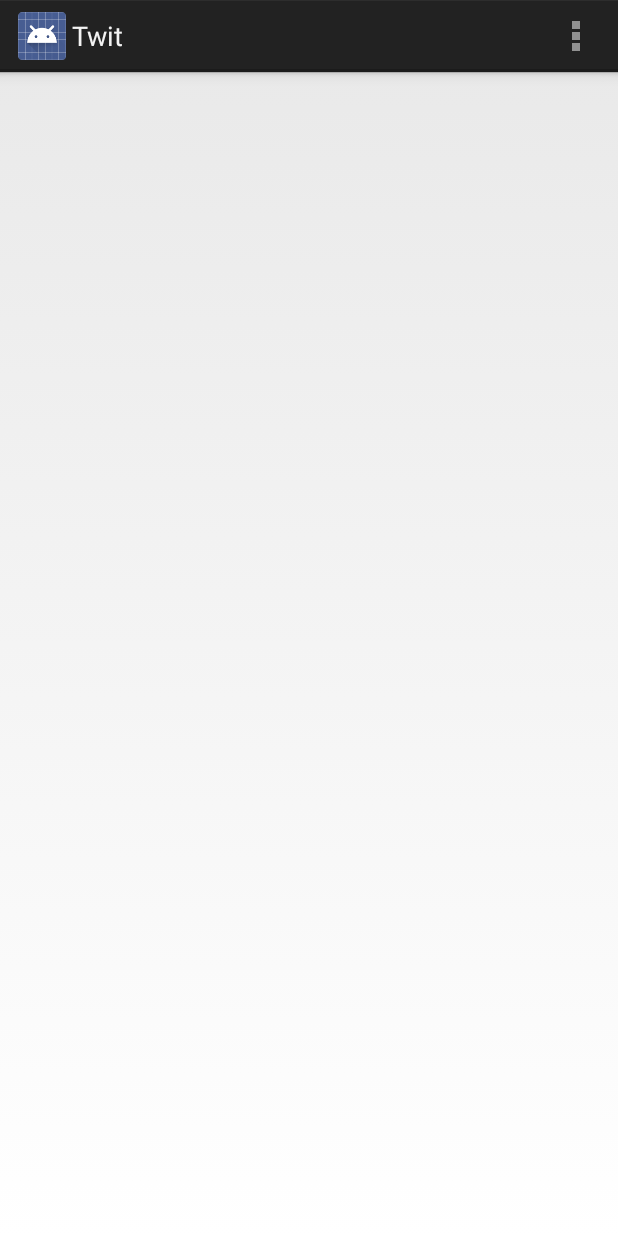
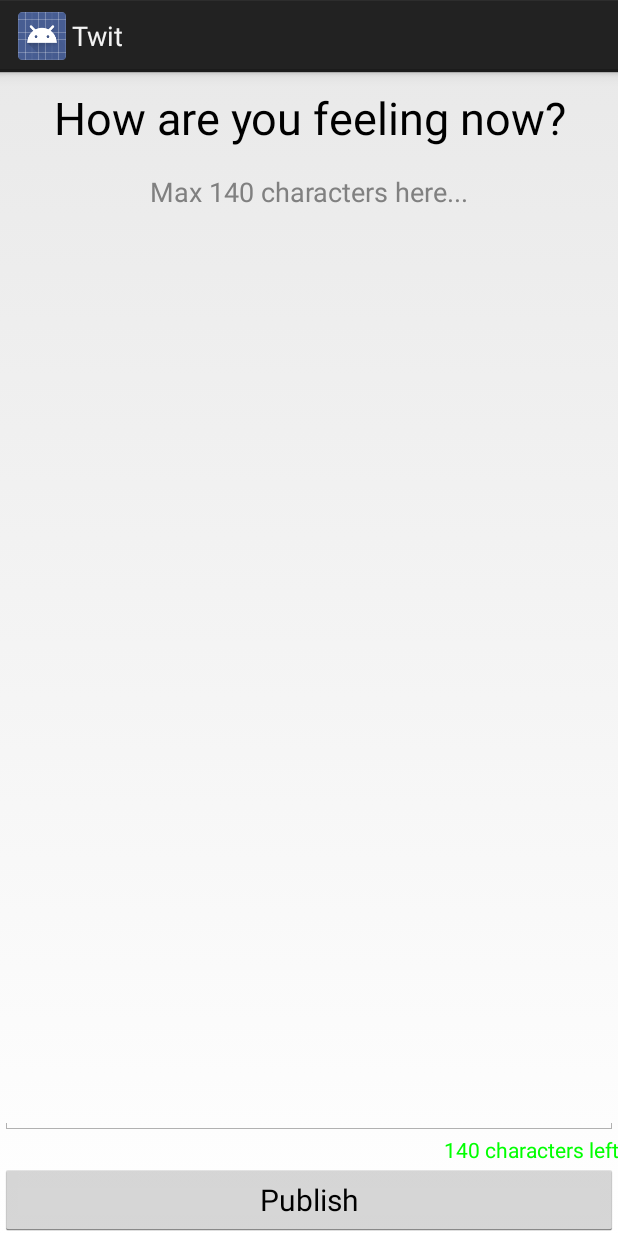
Before and after one commit to MEZOCLONE/Twit-1, an Android app: the screen it shows after launch (TwitActivity before the commit, StatusActivity after it), on a phone screen of 412 x 824 dp. Run offline under Robolectric (Android 15) with nearby library versions, the phone set to English and light mode, and no system bars; libraries missing offline, so code that uses them is left out: winterwell.jtwitter; 2 statements that could not run were skipped.

Commit message:
Status activity

```diff
--- a/Twit/src/main/AndroidManifest.xml
+++ b/Twit/src/main/AndroidManifest.xml
@@ -12,7 +12,7 @@
         android:name=".TwitApplication">
         <service android:name=".UpdaterService" />
         <activity
-            android:name="com.myclient.twit.TwitActivity"
+            android:name="com.myclient.twit.StatusActivity"
             android:label="@string/app_name">
             <intent-filter>
                 <action android:name="android.intent.action.MAIN" />
--- /dev/null
+++ b/Twit/src/main/java/com/myclient/twit/StatusActivity.java
@@ -0,0 +1,105 @@
+package com.myclient.twit;
+
+import android.app.Activity;
+import android.graphics.Color;
+import android.os.AsyncTask;
+import android.os.Bundle;
+import android.text.Editable;
+import android.text.TextWatcher;
+import android.util.Log;
+import android.view.View;
+import android.view.View.OnClickListener;
+import android.widget.Button;
+import android.widget.EditText;
+import android.widget.TextView;
+import android.widget.Toast;
+
+import winterwell.jtwitter.Twitter;
+import winterwell.jtwitter.TwitterException;
+
+/**
+ * Created by sergioalmecijarodriguez on 4/12/14.
+ */
+public class StatusActivity extends Activity implements OnClickListener, TextWatcher {
+    private static final String TAG = "StatusActivity";
+    EditText editText;
+    Button publishButton;
+    Twitter twitter;
+    TextView charactersLeft;
+    private String stringCharacters;
+    @Override
+    protected void onCreate(Bundle savedInstanceState) {
+        super.onCreate(savedInstanceState);
+        setContentView(R.layout.status);
+
+        // Find Views
+        publishButton = (Button) findViewById(R.id.button);
+        editText = (EditText) findViewById(R.id.editText);
+        charactersLeft = (TextView)findViewById(R.id.textView2);
+
+        editText.addTextChangedListener(this);
+        publishButton.setOnClickListener(this);
+
+        twitter = new Twitter("student", "password");
+        twitter.setAPIRootUrl("http://yamba.marakana.com/api");
+
+        stringCharacters = getString(R.string.characters);
+        charactersLeft.setText("140 " + stringCharacters);
+        charactersLeft.setTextColor(Color.GREEN);
+    }
+
+    @Override
+    public void onClick(View v) {
+        String status = editText.getText().toString();
+        new PostToTwitter().execute(status);
+        Log.d(TAG, "onClicked");
+    }
+
+    @Override
+    public void beforeTextChanged(CharSequence s, int start, int count, int after) {
+
+    }
+
+    @Override
+    public void onTextChanged(CharSequence s, int start, int before, int count) {
+
+    }
+
+    @Override
+    public void afterTextChanged(Editable s) {
+        int left = 140 - s.length();
+        charactersLeft.setText(String.valueOf(left) + " " + stringCharacters);
+        if(left < 10){
+            charactersLeft.setTextColor(Color.RED);
+        }else if(left < 50){
+            charactersLeft.setTextColor(Color.YELLOW);
+        }else {
+            charactersLeft.setTextColor(Color.GREEN);
+        }
+    }
+
+    // Async post to twitter
+    class PostToTwitter extends AsyncTask<String, Integer, String> {
+        @Override
+        protected String doInBackground(String... params) {
+            try {
+                Twitter.Status status = twitter.updateStatus(params[0]);
+                return status.text;
+            } catch (TwitterException e) {
+                Log.e(TAG, e.toString());
+                e.printStackTrace();
+                return "Failed to post";
+            }
+        }
+
+        @Override
+        protected void onProgressUpdate(Integer... values) {
+            super.onProgressUpdate(values);
+        }
+
+        @Override
+        protected void onPostExecute(String s) {
+            Toast.makeText(StatusActivity.this, s, Toast.LENGTH_LONG).show();
+        }
+    }
+}
--- /dev/null
+++ b/Twit/src/main/res/layout/status.xml
@@ -0,0 +1,39 @@
+<?xml version="1.0" encoding="utf-8"?>
+
+<LinearLayout xmlns:android="http://schemas.android.com/apk/res/android"
+    android:orientation="vertical" android:layout_width="match_parent"
+    android:layout_height="match_parent">
+
+    <TextView
+        android:layout_width="match_parent"
+        android:layout_height="wrap_content"
+        android:textAppearance="?android:attr/textAppearanceLarge"
+        android:text="@string/titleStatus"
+        android:gravity="center"
+        android:textSize="30sp"
+        android:layout_margin="10dp"
+        android:id="@+id/textView" />
+
+    <EditText
+        android:layout_width="match_parent"
+        android:layout_height="match_parent"
+        android:layout_weight="1"
+        android:hint="@string/hintText"
+        android:gravity="top|center_horizontal"
+        android:id="@+id/editText" />
+
+    <TextView
+        android:layout_width="match_parent"
+        android:layout_height="wrap_content"
+        android:textAppearance="?android:attr/textAppearanceSmall"
+        android:text="@string/characters"
+        android:gravity="right"
+        android:id="@+id/textView2" />
+
+    <Button
+        android:layout_width="match_parent"
+        android:layout_height="wrap_content"
+        android:text="@string/buttonUpdate"
+        android:textSize="20sp"
+        android:id="@+id/button" />
+</LinearLayout>
--- a/Twit/src/main/res/values/strings.xml
+++ b/Twit/src/main/res/values/strings.xml
@@ -4,5 +4,9 @@
     <string name="app_name">Twit</string>
     <string name="hello_world">Hello world!</string>
     <string name="action_settings">Settings</string>
+    <string name="titleStatus">How are you feeling now?</string>
+    <string name="hintText">Max 140 characters here...</string>
+    <string name="buttonUpdate">Publish</string>
+    <string name="characters">characters left</string>
 
 </resources>
```
Also changed, not shown: 1 other file.
